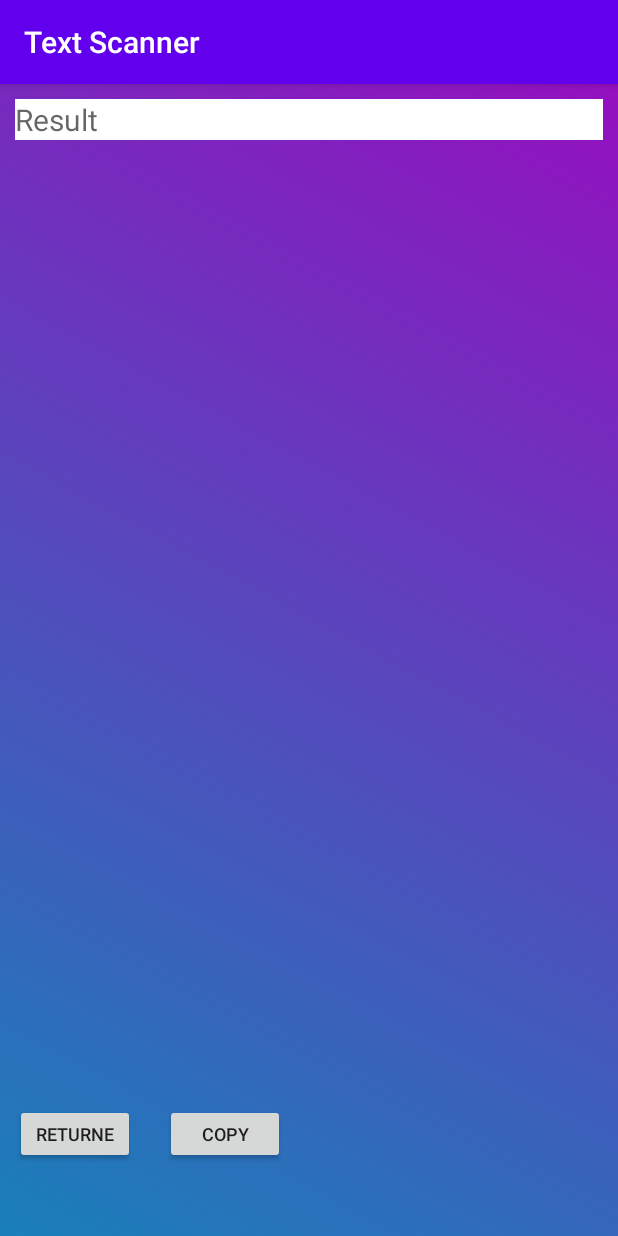
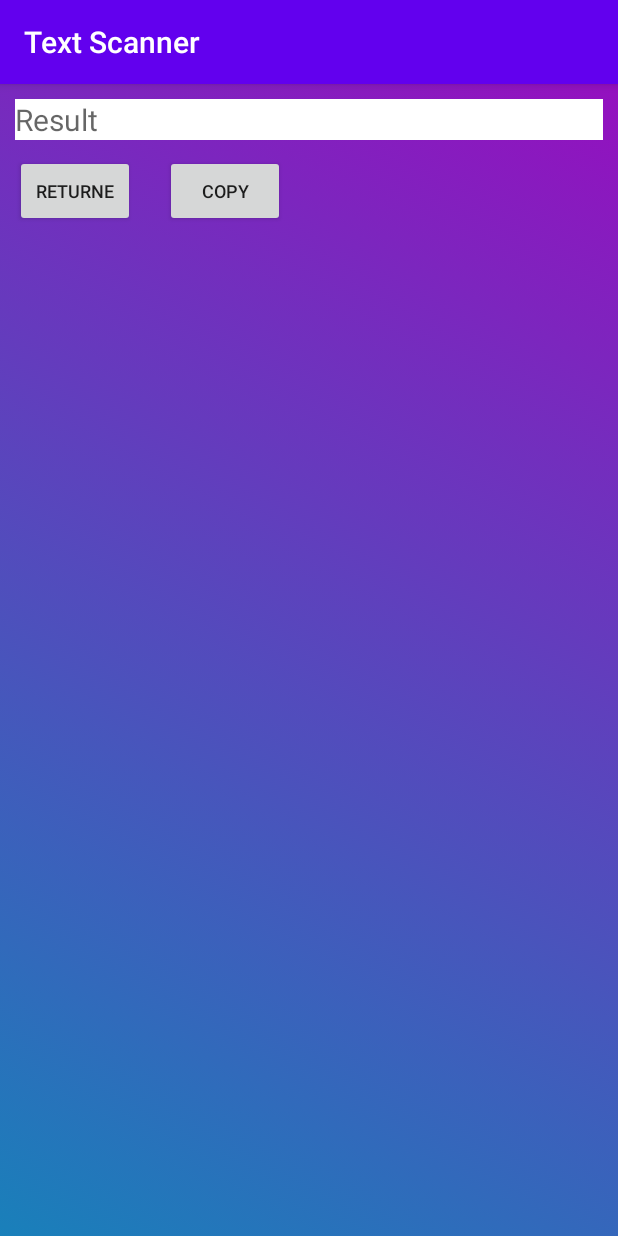
Before and after one commit to moezmefteh/OCR_Text, an Android app: the ResultActivity screen opened directly, with no data from a screen before it, on a phone screen of 412 x 824 dp. Run offline under Robolectric (Android 15) with nearby library versions, the phone set to English and light mode, and no system bars.

Commit message:
ajout bouton return

```diff
--- a/app/src/main/AndroidManifest.xml
+++ b/app/src/main/AndroidManifest.xml
@@ -1,7 +1,8 @@
 <?xml version="1.0" encoding="utf-8"?>
 <manifest xmlns:android="http://schemas.android.com/apk/res/android"
     package="com.example.textscanner">
-    <uses-permission android:name="android.permission.CAMERA"></uses-permission>
+
+    <uses-permission android:name="android.permission.CAMERA" />
 
     <application
         android:allowBackup="true"
--- a/app/src/main/java/com/example/textscanner/ResultActivity.java
+++ b/app/src/main/java/com/example/textscanner/ResultActivity.java
@@ -35,5 +35,7 @@ public class ResultActivity extends AppCompatActivity {
     }
 
     public void returnToMainActivity(View view) {
+        Intent intent = new Intent(ResultActivity.this,MainActivity.class);
+        startActivity(intent);
     }
 }
--- a/app/src/main/res/layout/activity_result.xml
+++ b/app/src/main/res/layout/activity_result.xml
@@ -10,7 +10,7 @@
 
     <ScrollView
         android:layout_width="fill_parent"
-        android:layout_height="680dp">
+        android:layout_height="wrap_content">
 
         <TextView
             android:id="@+id/detected_text"
@@ -24,12 +24,12 @@
 
     <LinearLayout
         android:layout_width="match_parent"
-        android:layout_height="match_parent"
+        android:layout_height="wrap_content"
         android:orientation="horizontal">
         <Button
             android:id="@+id/ret"
             android:layout_width="80dp"
-            android:layout_height="40dp"
+            android:layout_height="48dp"
             android:layout_gravity="left"
             android:layout_margin="10dp"
             android:onClick="returnToMainActivity"
@@ -40,7 +40,7 @@
         <Button
             android:id="@+id/copy"
             android:layout_width="80dp"
-            android:layout_height="40dp"
+            android:layout_height="48dp"
             android:layout_gravity="right"
             android:layout_margin="10dp"
             android:onClick="copyToClipBoard"
```
Also changed, not shown: app/src/main/java/com/example/textscanner/MainActivity.java (+14 -15 lines).
